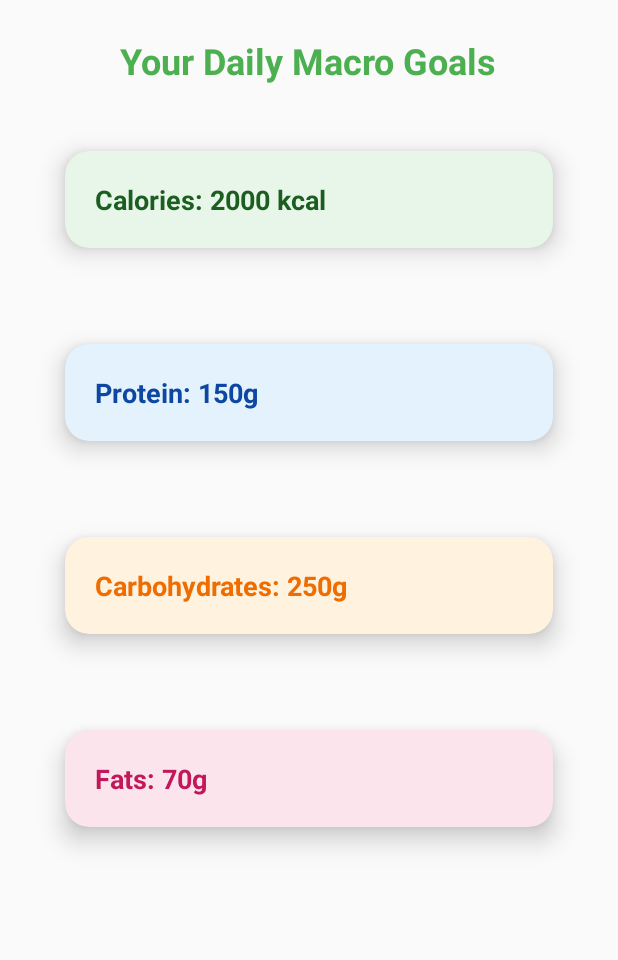
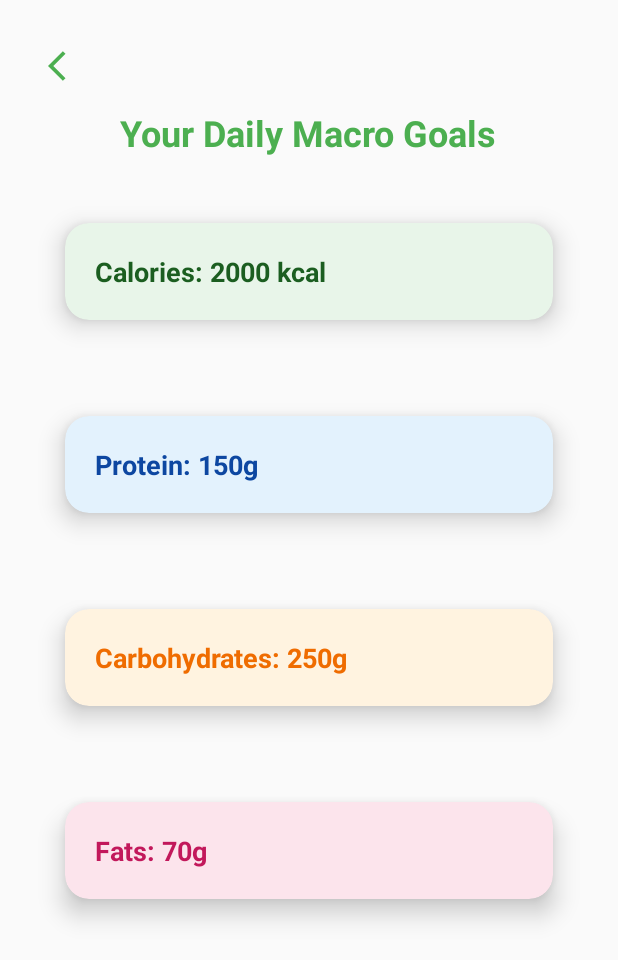
Before and after one commit to weeg16/nutritrack, an Android app: the MacroResultActivity screen opened directly, with no data from a screen before it, on a phone screen of 412 x 824 dp. Shown: the top 960 px of the screen. Run offline under Robolectric (Android 15) with nearby library versions, the phone set to English and light mode, and no system bars; Roboto replaces fonts that are not available here.

```diff
--- a/app/build.gradle
+++ b/app/build.gradle
@@ -54,6 +54,7 @@ dependencies {
     implementation 'com.squareup.retrofit2:retrofit:2.9.0'
     implementation 'com.squareup.retrofit2:converter-gson:2.9.0'
     implementation libs.volley
+    implementation libs.filament.android
     testImplementation libs.junit
     androidTestImplementation libs.androidx.junit
     androidTestImplementation libs.androidx.espresso.core
--- a/app/src/main/java/com/mobicom/s18/nutritrack_mco/ChartSummaryActivity.java
+++ b/app/src/main/java/com/mobicom/s18/nutritrack_mco/ChartSummaryActivity.java
@@ -3,6 +3,7 @@ package com.mobicom.s18.nutritrack_mco;
 import android.app.DatePickerDialog;
 import android.graphics.Typeface;
 import android.os.Bundle;
+import android.widget.ImageView;
 import android.widget.Switch;
 import android.widget.TextView;
 import android.widget.Toast;
@@ -31,6 +32,7 @@ public class ChartSummaryActivity extends AppCompatActivity {
     private TextView startDateTv, endDateTv, proteinSummaryTv, carbsSummaryTv, fatsSummaryTv;
     private Switch switchMacroMode;
     private BarChart barChart, macroBarChart;
+    private ImageView backButton;
     private PieChart pieChart;
 
     private DatabaseHelper dbHelper;
@@ -50,6 +52,7 @@ public class ChartSummaryActivity extends AppCompatActivity {
         macroBarChart = findViewById(R.id.macroBarChart);
         startDateTv = findViewById(R.id.startDateTv);
         endDateTv = findViewById(R.id.endDateTv);
+        backButton = findViewById(R.id.backButton);
         switchMacroMode = findViewById(R.id.switchMacroMode);
 
         proteinSummaryTv = findViewById(R.id.proteinSummaryTv);
@@ -74,6 +77,7 @@ public class ChartSummaryActivity extends AppCompatActivity {
         switchMacroMode.setOnCheckedChangeListener((buttonView, isChecked) -> updateCharts());
 
         updateCharts();
+        backButton.setOnClickListener(v -> onBackPressed());
     }
 
     private void showDatePicker(boolean isStart) {
--- a/app/src/main/java/com/mobicom/s18/nutritrack_mco/FoodSearchActivity.java
+++ b/app/src/main/java/com/mobicom/s18/nutritrack_mco/FoodSearchActivity.java
@@ -26,7 +26,7 @@ import java.util.Calendar;
 public class FoodSearchActivity extends AppCompatActivity {
 
     private EditText foodSearchInput;
-    private ImageButton searchBtn;
+    private ImageButton searchBtn, backButton;
     private RecyclerView foodSearchResultsRecycler;
     private FoodSearchAdapter adapter;
 
@@ -43,6 +43,7 @@ public class FoodSearchActivity extends AppCompatActivity {
 
         foodSearchInput = findViewById(R.id.foodSearchInput);
         searchBtn = findViewById(R.id.searchBtn);
+        backButton = findViewById(R.id.backButton);
         foodSearchResultsRecycler = findViewById(R.id.foodSearchResultsRecycler);
 
         sessionManager = new SessionManager(this);
@@ -61,6 +62,8 @@ public class FoodSearchActivity extends AppCompatActivity {
                 searchFood(query);
             }
         });
+
+        backButton.setOnClickListener(v -> onBackPressed());
     }
 
     private void searchFood(String query) {
--- a/app/src/main/java/com/mobicom/s18/nutritrack_mco/MacroResultActivity.java
+++ b/app/src/main/java/com/mobicom/s18/nutritrack_mco/MacroResultActivity.java
@@ -1,13 +1,17 @@
 package com.mobicom.s18.nutritrack_mco;
 
 import android.os.Bundle;
+import android.widget.ImageView;
 import android.widget.TextView;
+import android.widget.Button;
+import android.content.Intent;
 
 import androidx.appcompat.app.AppCompatActivity;
 
 public class MacroResultActivity extends AppCompatActivity {
 
     private TextView caloriesText, proteinText, carbsText, fatsText;
+    private ImageView backButton;
 
     @Override
     protected void onCreate(Bundle savedInstanceState) {
@@ -16,6 +20,7 @@ public class MacroResultActivity extends AppCompatActivity {
 
         caloriesText = findViewById(R.id.caloriesText);
         proteinText = findViewById(R.id.proteinText);
+        backButton = findViewById(R.id.backButton);
         carbsText = findViewById(R.id.carbsText);
         fatsText = findViewById(R.id.fatsText);
 
@@ -32,5 +37,6 @@ public class MacroResultActivity extends AppCompatActivity {
                 fatsText.setText("Fats: " + goal.getFatsGoal() + "g");
             }
         }
+        backButton.setOnClickListener(v -> onBackPressed());
     }
 }
--- a/app/src/main/java/com/mobicom/s18/nutritrack_mco/WeeklySummaryActivity.java
+++ b/app/src/main/java/com/mobicom/s18/nutritrack_mco/WeeklySummaryActivity.java
@@ -2,6 +2,7 @@ package com.mobicom.s18.nutritrack_mco;
 
 import android.database.Cursor;
 import android.os.Bundle;
+import android.widget.ImageView;
 
 import androidx.appcompat.app.AppCompatActivity;
 import androidx.recyclerview.widget.LinearLayoutManager;
@@ -13,6 +14,7 @@ public class WeeklySummaryActivity extends AppCompatActivity {
 
     private RecyclerView recyclerView;
     private WeeklySummaryAdapter adapter;
+    private ImageView backButton;
     private List<DailySummary> summaryList;
     private DatabaseHelper dbHelper;
     private SessionManager sessionManager;
@@ -22,6 +24,7 @@ public class WeeklySummaryActivity extends AppCompatActivity {
         super.onCreate(savedInstanceState);
         setContentView(R.layout.activity_weekly_summary);
 
+        backButton = findViewById(R.id.backButton);
         recyclerView = findViewById(R.id.summaryRecyclerView);
         recyclerView.setLayoutManager(new LinearLayoutManager(this));
 
@@ -32,6 +35,8 @@ public class WeeklySummaryActivity extends AppCompatActivity {
         summaryList = getDailySummaries(email);
         adapter = new WeeklySummaryAdapter(summaryList);
         recyclerView.setAdapter(adapter);
+        backButton.setOnClickListener(v -> onBackPressed());
+
     }
 
     private List<DailySummary> getDailySummaries(String email) {
--- /dev/null
+++ b/app/src/main/res/drawable/ic_arrow_back.xml
@@ -0,0 +1,5 @@
+<vector xmlns:android="http://schemas.android.com/apk/res/android" android:autoMirrored="true" android:height="24dp" android:tint="#000000" android:viewportHeight="24" android:viewportWidth="24" android:width="24dp">
+
+    <path android:fillColor="@android:color/white" android:pathData="M11.67,3.87L9.9,2.1 0,12l9.9,9.9 1.77,-1.77L3.54,12z"/>
+
+</vector>
--- a/app/src/main/res/layout/activity_macro_result.xml
+++ b/app/src/main/res/layout/activity_macro_result.xml
@@ -13,6 +13,23 @@
         android:gravity="center_horizontal"
         android:paddingBottom="24dp">
 
+        <LinearLayout
+            android:layout_width="match_parent"
+            android:layout_height="wrap_content"
+            android:orientation="horizontal"
+            android:gravity="center_vertical"
+            android:paddingBottom="8dp">
+
+            <ImageButton
+                android:id="@+id/backButton"
+                android:layout_width="wrap_content"
+                android:layout_height="wrap_content"
+                android:background="@null"
+                android:src="@drawable/ic_arrow_back"
+                android:contentDescription="Back"
+                app:tint="#4CAF50"
+                android:padding="8dp" />
+        </LinearLayout>
         <TextView
             android:layout_width="wrap_content"
             android:layout_height="wrap_content"
--- a/gradle/libs.versions.toml
+++ b/gradle/libs.versions.toml
@@ -13,6 +13,7 @@ material = "1.12.0"
 activity = "1.10.1"
 constraintlayout = "2.2.1"
 volley = "1.2.1"
+filamentAndroid = "1.17.1"
 
 [libraries]
 androidx-core-ktx = { group = "androidx.core", name = "core-ktx", version.ref = "coreKtx" }
@@ -34,6 +35,7 @@ material = { group = "com.google.android.material", name = "material", version.r
 androidx-activity = { group = "androidx.activity", name = "activity", version.ref = "activity" }
 androidx-constraintlayout = { group = "androidx.constraintlayout", name = "constraintlayout", version.ref = "constraintlayout" }
 volley = { group = "com.android.volley", name = "volley", version.ref = "volley" }
+filament-android = { group = "com.google.ar.sceneform", name = "filament-android", version.ref = "filamentAndroid" }
 
 [plugins]
 android-application = { id = "com.android.application", version.ref = "agp" }
```
Also changed, not shown: app/src/main/java/com/mobicom/s18/nutritrack_mco/ManageLogsActivity.java (+7 -0 lines), app/src/main/java/com/mobicom/s18/nutritrack_mco/UpdateGoalActivity.java (+5 -2 lines), app/src/main/res/layout/activity_chart_summary.xml (+18 -0 lines), app/src/main/res/layout/activity_food_search.xml (+18 -0 lines), app/src/main/res/layout/activity_manage_logs.xml (+17 -3 lines), app/src/main/res/layout/activity_update_goal.xml (+17 -0 lines), app/src/main/res/layout/activity_weekly_summary.xml (+17 -3 lines).
